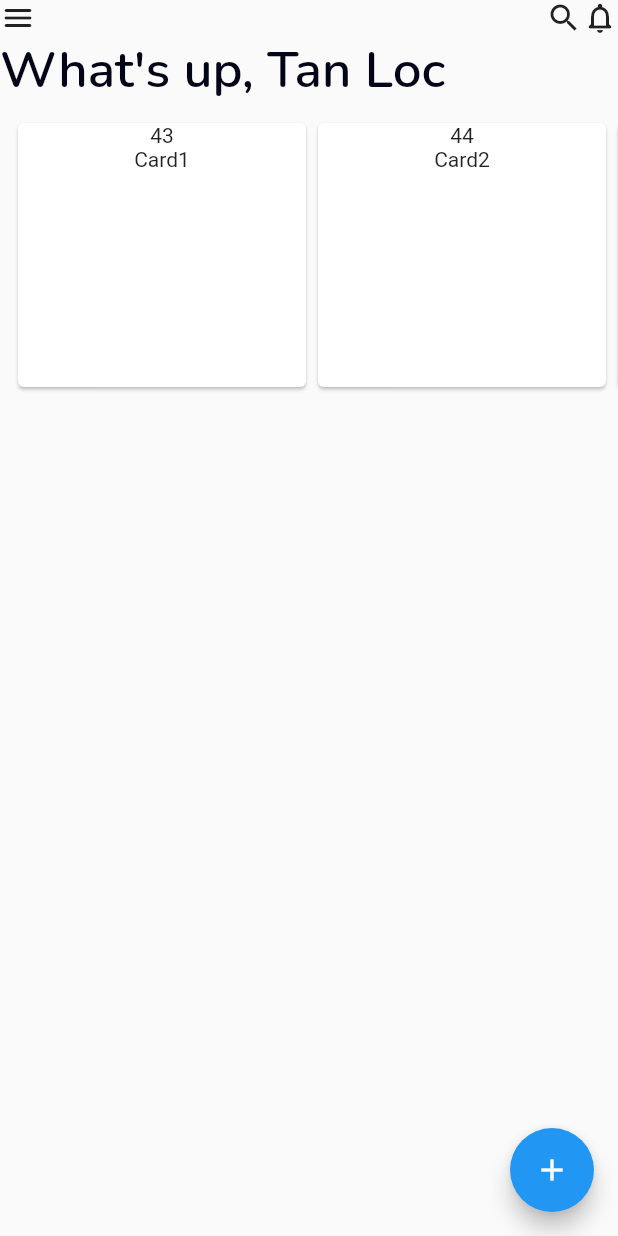
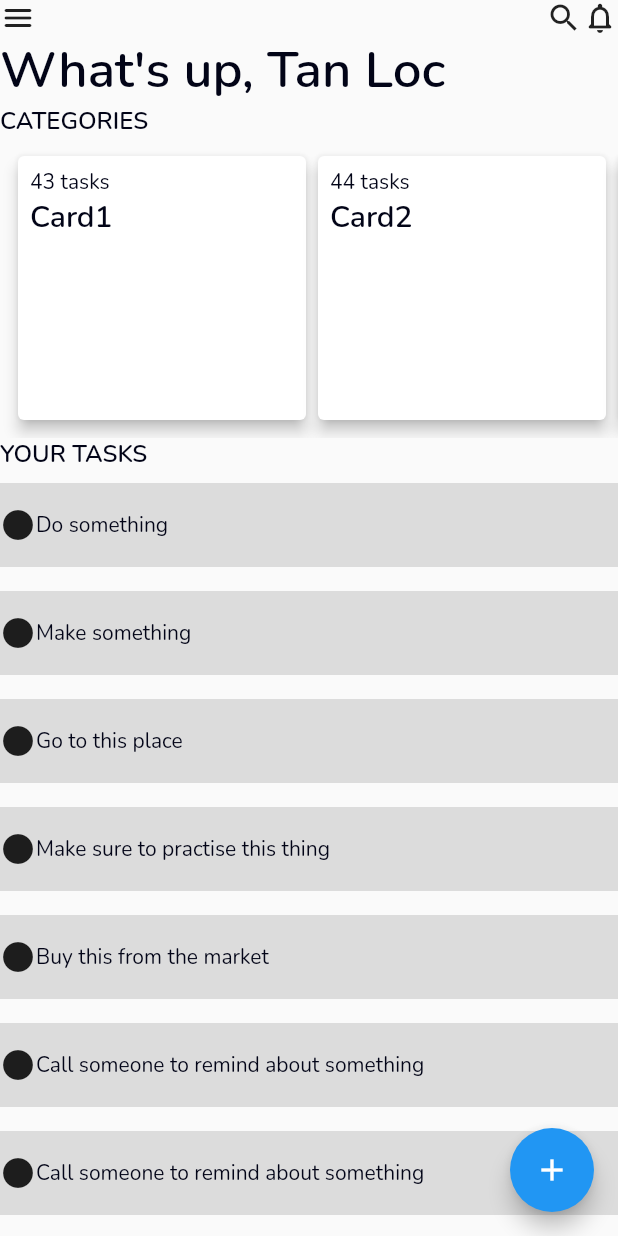
Before and after one commit to locphan2207/flutter-todo-app, a Flutter app: the screen it shows after launch, on a phone screen of 412 x 824 dp. Run offline on Flutter 3.47's test engine with Material 2 defaults, Android fonts, the phone set to English and light mode, and no system bars.

Commit message:
Form basic layout

```diff
--- a/lib/home/category_carousel.dart
+++ b/lib/home/category_carousel.dart
@@ -5,11 +5,17 @@ import 'package:flutter_todo_app/shared/category_card.dart';
 class CategoryCarousel extends StatelessWidget {
   @override
   Widget build(BuildContext context) {
-    return Carousel(children: <Widget>[
-      CategoryCard(title: 'Card1', total: 43),
-      CategoryCard(title: 'Card2', total: 44),
-      CategoryCard(title: 'Card3', total: 45),
-      CategoryCard(title: 'Card4', total: 23),
-    ]);
+    return Column(
+      crossAxisAlignment: CrossAxisAlignment.start,
+      children: [
+        Text('CATEGORIES', style: Theme.of(context).textTheme.subtitle1),
+        Carousel(children: <Widget>[
+          CategoryCard(title: 'Card1', total: 43),
+          CategoryCard(title: 'Card2', total: 44),
+          CategoryCard(title: 'Card3', total: 45),
+          CategoryCard(title: 'Card4', total: 23),
+        ]),
+      ],
+    );
   }
 }
--- a/lib/home/home_page.dart
+++ b/lib/home/home_page.dart
@@ -1,6 +1,7 @@
 import 'package:flutter/material.dart';
+import 'package:flutter_todo_app/home/task_list.dart';
+import 'package:flutter_todo_app/home/category_carousel.dart';
 import 'package:flutter_todo_app/shared/app_bar.dart';
-import 'package:flutter_todo_app/home/category_carousel.dart';
 
 class HomePage extends StatefulWidget {
   HomePage({Key key}) : super(key: key);
@@ -15,13 +16,15 @@ class _HomePageState extends State<HomePage> {
     return Scaffold(
       body: Center(
         child: Column(
+            mainAxisSize: MainAxisSize.max,
             mainAxisAlignment: MainAxisAlignment.start,
             crossAxisAlignment: CrossAxisAlignment.start,
-            children: <Widget>[
+            children: [
               MyAppBar(),
               Text('What\'s up, Tan Loc',
                   style: Theme.of(context).textTheme.headline4),
               CategoryCarousel(),
+              Expanded(child: TaskList()),
             ]),
       ),
       floatingActionButton: FloatingActionButton(
--- /dev/null
+++ b/lib/home/task_list.dart
@@ -0,0 +1,29 @@
+import 'package:flutter/material.dart';
+import 'package:flutter_todo_app/shared/task_card.dart';
+
+class TaskList extends StatelessWidget {
+  @override
+  Widget build(BuildContext context) {
+    return Column(
+      crossAxisAlignment: CrossAxisAlignment.start,
+      children: [
+        Text('YOUR TASKS', style: Theme.of(context).textTheme.subtitle1),
+        Flexible(
+          fit: FlexFit.loose,
+          child: ListView(
+            children: [
+              TaskCard('Do something'),
+              TaskCard('Make something'),
+              TaskCard('Go to this place'),
+              TaskCard('Make sure to practise this thing'),
+              TaskCard('Buy this from the market'),
+              TaskCard('Call someone to remind about something'),
+              TaskCard('Call someone to remind about something'),
+              TaskCard('Call someone to remind about something'),
+            ],
+          ),
+        ),
+      ],
+    );
+  }
+}
--- a/lib/main.dart
+++ b/lib/main.dart
@@ -17,10 +17,31 @@ class MyApp extends StatelessWidget {
       title: 'Noter',
       theme: ThemeData(
         textTheme: textTheme.copyWith(
-            headline4: textTheme.headline4.copyWith(
-                color: MyColors.black,
-                fontWeight: FontWeight.w600,
-                fontFamily: 'Nunito')),
+          headline4: textTheme.headline4.copyWith(
+              color: MyColors.black,
+              fontWeight: FontWeight.w600,
+              fontFamily: 'Nunito'),
+          headline5: textTheme.headline5.copyWith(
+              color: MyColors.black,
+              fontWeight: FontWeight.w600,
+              fontFamily: 'Nunito'),
+          headline6: textTheme.headline6.copyWith(
+              color: MyColors.black,
+              fontWeight: FontWeight.w600,
+              fontFamily: 'Nunito'),
+          subtitle1: textTheme.subtitle1.copyWith(
+              color: MyColors.black,
+              fontWeight: FontWeight.w600,
+              fontFamily: 'Nunito'),
+          bodyText1: textTheme.bodyText1.copyWith(
+              color: MyColors.black,
+              fontWeight: FontWeight.w500,
+              fontFamily: 'Nunito'),
+          bodyText2: textTheme.bodyText2.copyWith(
+              color: MyColors.black,
+              fontWeight: FontWeight.w500,
+              fontFamily: 'Nunito'),
+        ),
         visualDensity: VisualDensity.comfortable,
       ),
       home: SafeArea(child: HomePage()),
--- a/lib/shared/carousel.dart
+++ b/lib/shared/carousel.dart
@@ -1,15 +1,10 @@
 import 'package:flutter/material.dart';
 
-class Carousel extends StatefulWidget {
+class Carousel extends StatelessWidget {
   final List<Widget> children;
 
   Carousel({this.children});
 
-  @override
-  _CarouselState createState() => _CarouselState();
-}
-
-class _CarouselState extends State<Carousel> {
   @override
   Widget build(BuildContext context) {
     return SizedBox(
@@ -17,7 +12,7 @@ class _CarouselState extends State<Carousel> {
       child: ListView(
           padding: EdgeInsets.all(8),
           scrollDirection: Axis.horizontal,
-          children: widget.children),
+          children: children),
     );
   }
 }
--- a/lib/shared/category_card.dart
+++ b/lib/shared/category_card.dart
@@ -11,6 +11,17 @@ class CategoryCard extends StatelessWidget {
     return SizedBox(
         height: 100,
         width: 200,
-        child: Card(child: Column(children: [Text('$total'), Text(title)])));
+        child: Card(
+            borderOnForeground: false,
+            elevation: 4,
+            child: Padding(
+              padding: EdgeInsets.all(8),
+              child: Column(
+                  crossAxisAlignment: CrossAxisAlignment.start,
+                  children: [
+                    Text('$total tasks'),
+                    Text(title, style: Theme.of(context).textTheme.headline6)
+                  ]),
+            )));
   }
 }
--- /dev/null
+++ b/lib/shared/task_card.dart
@@ -0,0 +1,21 @@
+import 'package:flutter/material.dart';
+
+class TaskCard extends StatelessWidget {
+  final String taskString;
+
+  TaskCard(this.taskString);
+
+  @override
+  Widget build(BuildContext context) {
+    return Container(
+        color: Colors.black12,
+        margin: EdgeInsets.symmetric(vertical: 8.0),
+        padding: EdgeInsets.symmetric(vertical: 16.0),
+        child: Row(
+          children: [
+            Icon(Icons.circle),
+            Text(taskString, style: Theme.of(context).textTheme.bodyText1),
+          ],
+        ));
+  }
+}
```
